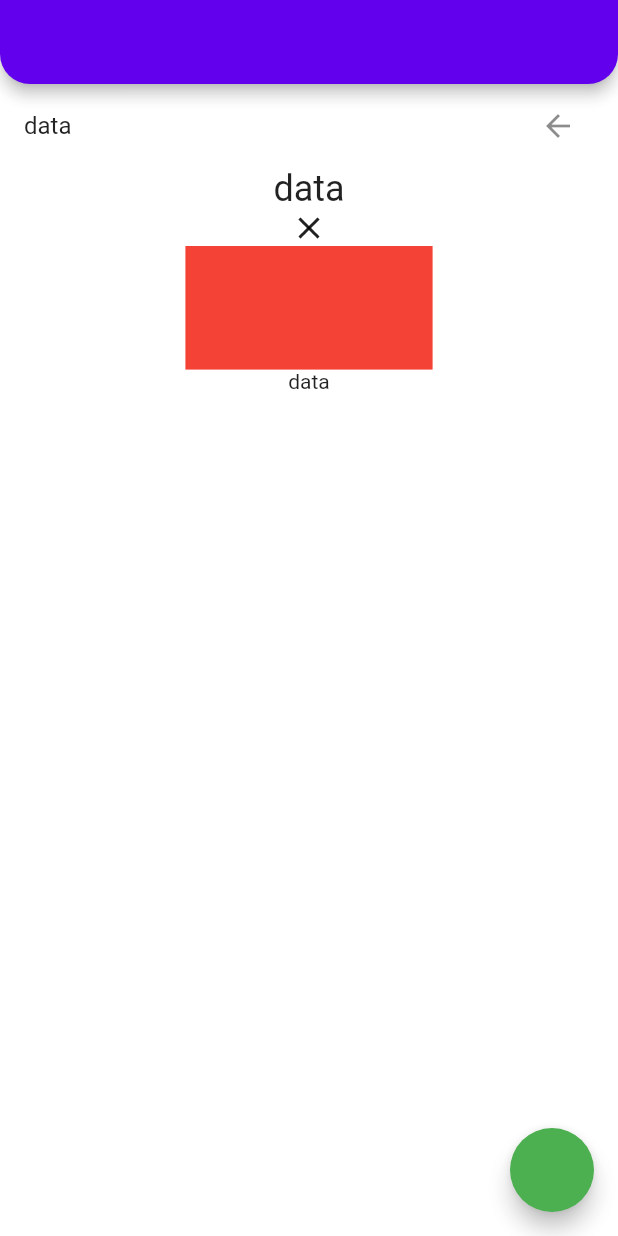
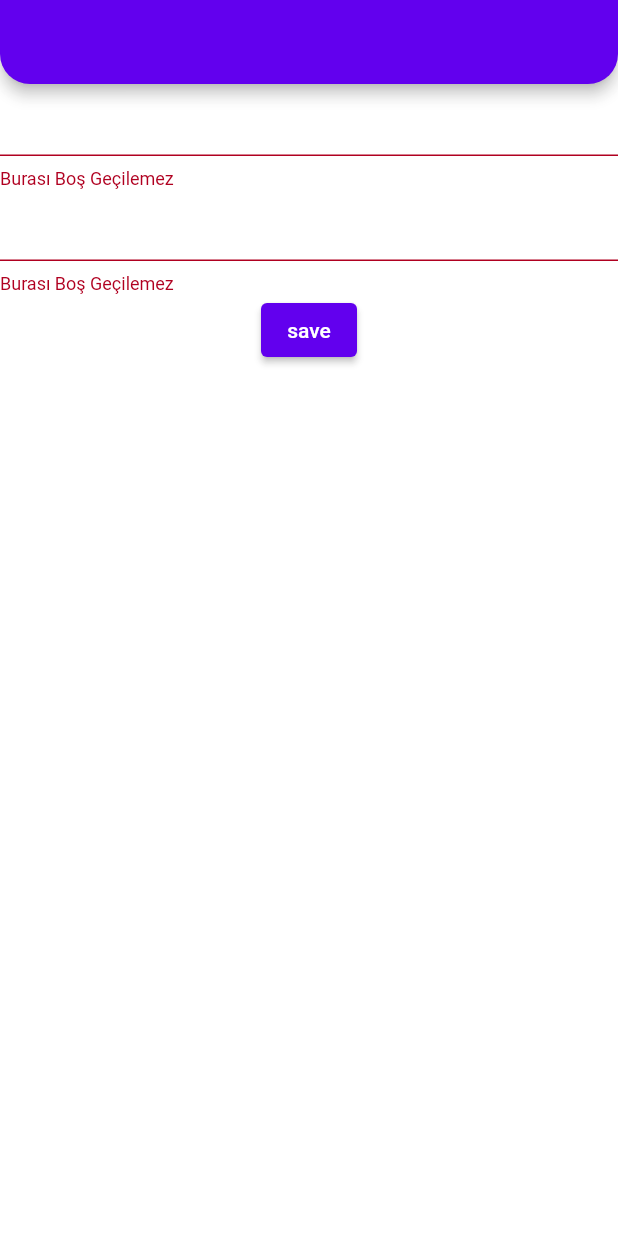
Before and after one commit to yusufulusahin/Flutter-Course, a Flutter app: the screen it shows after launch, on a phone screen of 412 x 824 dp. Run offline on Flutter 3.47's test engine with Material 2 defaults, Android fonts, the phone set to English and light mode, and no system bars; our stand-ins replace dio, flutter_spinkit.

Commit message:
Formlar öğrenildi

```diff
--- /dev/null
+++ b/lib/202/form_learn_view.dart
@@ -0,0 +1,46 @@
+import 'package:flutter/material.dart';
+
+class FormLearnViewDart extends StatefulWidget {
+  const FormLearnViewDart({super.key});
+
+  @override
+  State<FormLearnViewDart> createState() => _FormLearnViewDartState();
+}
+
+GlobalKey<FormState> _key = GlobalKey();
+
+class _FormLearnViewDartState extends State<FormLearnViewDart> {
+  @override
+  Widget build(BuildContext context) {
+    return Scaffold(
+      appBar: AppBar(),
+      body: Form(
+        autovalidateMode: AutovalidateMode.always,
+        key: _key,
+        child: Column(
+          children: [
+            TextFormField(validator: FormFieldValidator().isNotEmpty),
+            TextFormField(validator: FormFieldValidator().isNotEmpty),
+            ElevatedButton(
+                onPressed: () {
+                  if (_key.currentState?.validate() ?? false) {
+                    print('okey');
+                  }
+                },
+                child: Text('save'))
+          ],
+        ),
+      ),
+    );
+  }
+}
+
+class FormFieldValidator {
+  String? isNotEmpty(String? data) {
+    return (data?.isNotEmpty ?? false) ? null : ValidatorMEssage._notEmpty;
+  }
+}
+
+class ValidatorMEssage {
+  static const String _notEmpty = 'Burası Boş Geçilemez';
+}
--- a/lib/main.dart
+++ b/lib/main.dart
@@ -5,6 +5,8 @@ import 'package:kurs/202/theme/LighTema.dart';
 import '202/Theme_learn_View.dart';
 import '202/Widget_Size_Enum_Learn_view.dart';
 import '202/animated_Learn_View.dart';
+import '202/form_learn_view.dart';
+import '202/oop_Learn_View.dart';
 import '202/package_learn.dart';
 import '202/services/service_learn_view.dart';
 import '202/services/service_post_learn_view.dart';
@@ -56,7 +58,7 @@ class MyApp extends StatelessWidget {
       //             color: Colors.red,
       //             fontSize: 24,
       //             fontWeight: FontWeight.bold))),
-      home: AnimatedLearnView(),
+      home: FormLearnViewDart(),
     );
   }
 }
```
Also changed, not shown: lib/202/custom_exception.dart (added, +9 -0 lines), lib/202/oop_Learn.dart (added, +19 -0 lines), lib/202/oop_Learn_View.dart (added, +33 -0 lines), lib/202/state_manage/state_learn_ViewModel.dart (added, +25 -0 lines), lib/202/state_manage/state_manage_learn_view.dart (added, +27 -0 lines).
